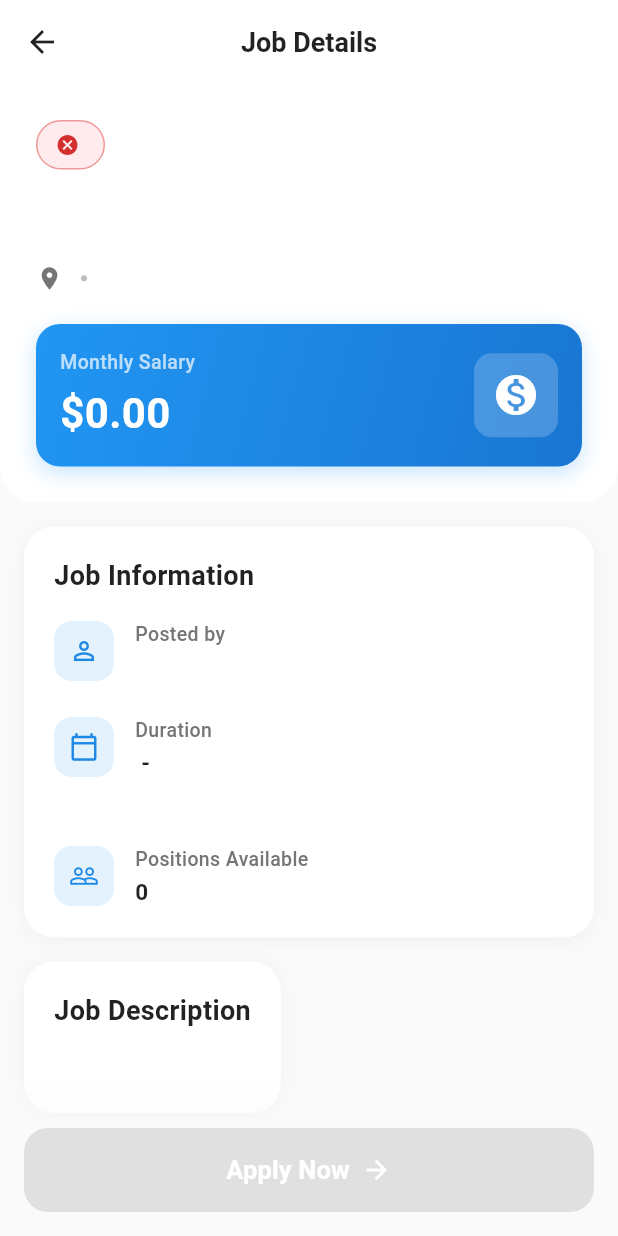
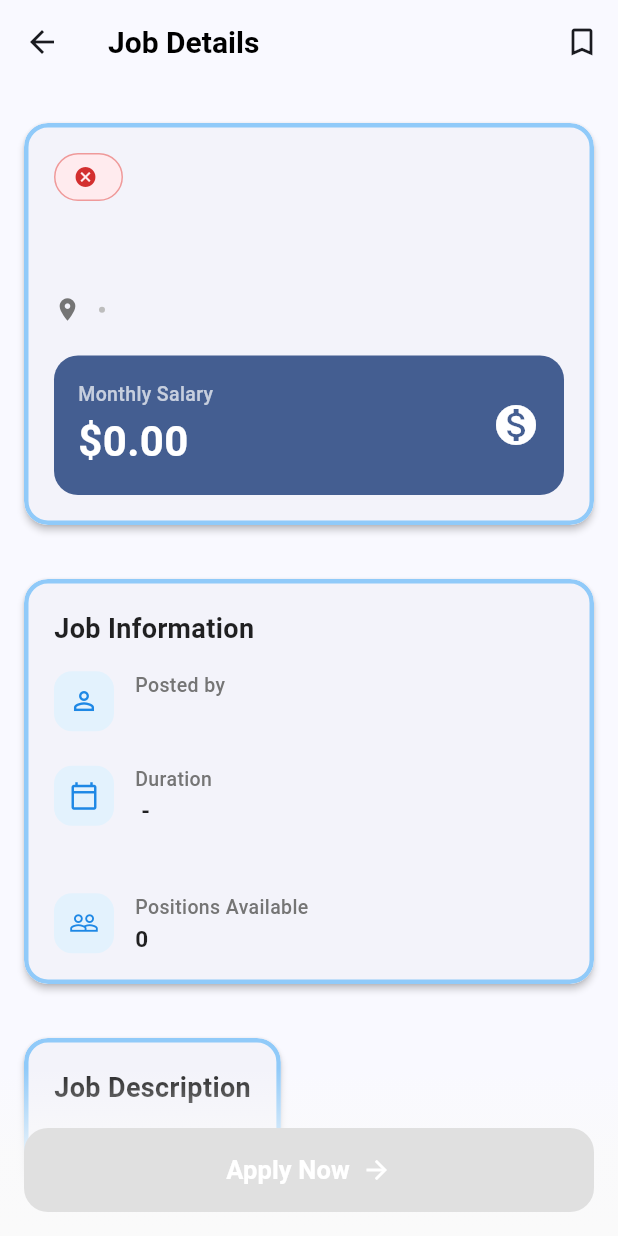
Before and after one commit to BEGO003/Seasonal-job-matching-platform-, a Flutter app: the JobView screen opened directly with empty values, on a phone screen of 412 x 824 dp. Run offline on Flutter 3.47's test engine with Material 3 defaults, Android fonts, the light colour scheme and no system bars; our stand-ins replace dio, flutter_riverpod, flutter_secure_storage, freezed_annotation; accounts and stored records are empty; network calls fail.

Commit message:
Refactor job application and favorites functionality, implement AppCard for UI consistency, and enhance personal information service. Add apply for job use case and repository, update application logic, and improve error handling across various screens.

```diff
--- a/lib/main.dart
+++ b/lib/main.dart
@@ -1,6 +1,7 @@
 import 'package:flutter/material.dart';
 import 'package:flutter_riverpod/flutter_riverpod.dart';
 import 'package:job_seeker/screens/layout_screen.dart';
+import 'package:job_seeker/theme/app_theme.dart';
 
 void main() {
   runApp(const ProviderScope(child: MyApp()));
@@ -14,6 +15,7 @@ class MyApp extends StatelessWidget {
   Widget build(BuildContext context) {
     return MaterialApp(
       debugShowCheckedModeBanner: false,
+      theme: AppTheme.light(),
       home: const LayoutScreen(),
     );
   }
--- a/lib/providers/applications_screen_providers/applications_provider.dart
+++ b/lib/providers/applications_screen_providers/applications_provider.dart
@@ -1,5 +1,6 @@
 import 'package:flutter_riverpod/flutter_riverpod.dart';
 import 'package:job_seeker/core/dio_provider.dart';
+import 'package:job_seeker/providers/profile_screen_providers/personal_information_notifier.dart';
 import 'package:job_seeker/services/applications_screen_services/applications_service.dart';
 
 final applicationsProvider = AsyncNotifierProvider<ApplicationsNotifier, List<ApplicationWithJob>>(
@@ -8,11 +9,12 @@ final applicationsProvider = AsyncNotifierProvider<ApplicationsNotifier, List<Ap
 
 class ApplicationsNotifier extends AsyncNotifier<List<ApplicationWithJob>> {
   late final ApplicationsService _service = ref.read(applicationsServiceProvider);
-  static const _demoUserId = '1'; // update to use logged-in user ID as needed
 
   @override
   Future<List<ApplicationWithJob>> build() async {
-    return _service.getApplicationsForUser(_demoUserId);
+    // React to user changes; rebuild when personal info updates
+    final user = await ref.watch(personalInformationProvider.future);
+    return _service.getApplicationsForUser(user.id);
   }
 }
 
--- a/lib/screens/applications_screen.dart
+++ b/lib/screens/applications_screen.dart
@@ -4,7 +4,7 @@ import 'package:job_seeker/providers/applications_screen_providers/applications_
 import 'package:job_seeker/services/applications_screen_services/applications_service.dart';
 import 'package:job_seeker/widgets/common/async_value_view.dart';
 import 'package:job_seeker/screens/applications_detail_screen.dart';
-import 'package:job_seeker/widgets/common/glass_container.dart';
+import 'package:job_seeker/widgets/common/app_card.dart';
 
 class ApplicationsScreen extends ConsumerWidget {
   const ApplicationsScreen({super.key});
@@ -54,7 +54,7 @@ class ApplicationCardWidget extends StatelessWidget {
     return InkWell(
         borderRadius: BorderRadius.circular(16),
         onTap: onTap,
-        child: GlassContainer(
+        child: AppCard(
           padding: const EdgeInsets.all(18.0),
           child: Column(
             crossAxisAlignment: CrossAxisAlignment.start,
--- /dev/null
+++ b/lib/widgets/common/app_card.dart
@@ -0,0 +1,33 @@
+import 'package:flutter/material.dart';
+
+class AppCard extends StatelessWidget {
+  final Widget child;
+  final EdgeInsetsGeometry padding;
+  final EdgeInsetsGeometry? margin;
+  final double radius;
+  final double elevation;
+
+  const AppCard({
+    super.key,
+    required this.child,
+    this.padding = const EdgeInsets.all(12),
+    this.margin,
+    this.radius = 16,
+    this.elevation = 2,
+  });
+
+  @override
+  Widget build(BuildContext context) {
+    final outline = Colors.blue.shade200;
+    return Card(
+      elevation: elevation,
+      margin: margin ?? const EdgeInsets.symmetric(vertical: 10, horizontal: 0),
+      shape: RoundedRectangleBorder(
+        borderRadius: BorderRadius.circular(radius),
+        side: BorderSide(color: outline, width: 3),
+
+      ),
+      child: Padding(padding: padding, child: child),
+    );
+  }
+}
--- a/lib/widgets/jobs_screen_widgets/job_view.dart
+++ b/lib/widgets/jobs_screen_widgets/job_view.dart
@@ -1,30 +1,45 @@
 import 'package:flutter/material.dart';
 import 'package:job_seeker/models/jobs_screen_models/job_model.dart';
+import 'package:flutter_riverpod/flutter_riverpod.dart';
+import 'package:job_seeker/providers/jobs_screen_providers/job_apply_provider.dart';
+import 'package:job_seeker/providers/home_screen_providers/favorites_controller.dart';
+import 'package:job_seeker/providers/profile_screen_providers/personal_information_notifier.dart';
+import 'package:job_seeker/widgets/common/app_card.dart';
 
-class JobView extends StatelessWidget {
+class JobView extends ConsumerWidget {
   final JobModel job;
 
-
-  const JobView({
-    super.key,
-    required this.job,
-  });
+  const JobView({super.key, required this.job});
 
   @override
-  Widget build(BuildContext context) {
-    final isOpen = job.status.toLowerCase() == "open";
+  Widget build(BuildContext context, WidgetRef ref) {
+    final isOpen = job.status.toLowerCase() == "active" || job.status == "Active";
+    final appliedValue = ref.watch(jobAppliedProvider(job.id));
+    final applyCtrl = ref.watch(applyControllerProvider);
 
+    final personal = ref.watch(personalInformationProvider);
+    final isFav = personal.maybeWhen(
+      data: (u) => u.favoriteJobs.contains(int.tryParse(job.id) ?? -1),
+      orElse: () => false,
+    );
     return Scaffold(
-      backgroundColor: Colors.grey[50],
       appBar: AppBar(
         title: const Text(
           "Job Details",
-          style: TextStyle(fontWeight: FontWeight.w600, fontSize: 18),
+          style: TextStyle(
+            fontSize: 20,
+            fontWeight: FontWeight.w600,
+            color: Colors.black,
           ),
-        centerTitle: true,
-        elevation: 0,
-        backgroundColor: Colors.white,
-        foregroundColor: Colors.black87,
+        ),
+        actions: [
+          IconButton(
+            onPressed: () {
+              ref.read(favoritesControllerProvider.notifier).toggle(job.id);
+            },
+            icon: Icon(isFav ? Icons.bookmark : Icons.bookmark_border),
+          ),
+        ],
       ),
       body: Stack(
         children: [
@@ -33,22 +48,19 @@ class JobView extends StatelessWidget {
               crossAxisAlignment: CrossAxisAlignment.start,
               children: [
                 // Header Card
-                Container(
-                  width: double.infinity,
-                  padding: const EdgeInsets.all(24),
-                  decoration: const BoxDecoration(
-                    color: Colors.white,
-                    borderRadius: BorderRadius.only(
-                      bottomLeft: Radius.circular(24),
-                      bottomRight: Radius.circular(24),
-                    ),
-                  ),
+                Padding(
+                  padding: const EdgeInsets.fromLTRB(16, 16, 16, 0),
+                  child: AppCard(
+                    padding: const EdgeInsets.all(20),
                     child: Column(
                       crossAxisAlignment: CrossAxisAlignment.start,
                       children: [
                         // Status Badge
                         Container(
-                        padding: const EdgeInsets.symmetric(horizontal: 12, vertical: 6),
+                          padding: const EdgeInsets.symmetric(
+                            horizontal: 12,
+                            vertical: 6,
+                          ),
                           decoration: BoxDecoration(
                             color: isOpen
                                 ? Colors.green.shade50
@@ -101,7 +113,11 @@ class JobView extends StatelessWidget {
                         // Location & Type
                         Row(
                           children: [
-                          Icon(Icons.location_on, size: 18, color: Colors.grey[600]),
+                            Icon(
+                              Icons.location_on,
+                              size: 18,
+                              color: Colors.grey[600],
+                            ),
                             const SizedBox(width: 4),
                             Text(
                               job.location,
@@ -121,7 +137,7 @@ class JobView extends StatelessWidget {
                               ),
                             ),
                             const SizedBox(width: 8),
-                          if(job.type != '')
+                            if (job.type != '')
                               Text(
                                 job.type!,
                                 style: TextStyle(
@@ -138,19 +154,8 @@ class JobView extends StatelessWidget {
                         Container(
                           padding: const EdgeInsets.all(16),
                           decoration: BoxDecoration(
-                          gradient: LinearGradient(
-                            colors: [Colors.blue.shade500, Colors.blue.shade700],
-                            begin: Alignment.topLeft,
-                            end: Alignment.bottomRight,
-                          ),
+                            color: Theme.of(context).colorScheme.primary,
                             borderRadius: BorderRadius.circular(16),
-                          boxShadow: [
-                            BoxShadow(
-                              color: Colors.blue.shade200.withValues(alpha: 0.5),
-                              blurRadius: 12,
-                              offset: const Offset(0, 4),
-                            ),
-                          ],
                           ),
                           child: Row(
                             mainAxisAlignment: MainAxisAlignment.spaceBetween,
@@ -177,17 +182,10 @@ class JobView extends StatelessWidget {
                                   ),
                                 ],
                               ),
-                            Container(
-                              padding: const EdgeInsets.all(12),
-                              decoration: BoxDecoration(
-                                color: Colors.white.withValues(alpha: 0.2),
-                                borderRadius: BorderRadius.circular(12),
-                              ),
-                              child: const Icon(
+                              const Icon(
                                 Icons.monetization_on,
                                 color: Colors.white,
                                 size: 32,
-                              ),
                               ),
                             ],
                           ),
@@ -195,24 +193,14 @@ class JobView extends StatelessWidget {
                       ],
                     ),
                   ),
-
+                ),
                 const SizedBox(height: 16),
 
                 // Job Details Section
-                Container(
-                  margin: const EdgeInsets.symmetric(horizontal: 16),
+                Padding(
+                  padding: const EdgeInsets.symmetric(horizontal: 16),
+                  child: AppCard(
                     padding: const EdgeInsets.all(20),
-                  decoration: BoxDecoration(
-                    color: Colors.white,
-                    borderRadius: BorderRadius.circular(20),
-                    boxShadow: [
-                      BoxShadow(
-                        color: Colors.black.withValues(alpha: 0.04),
-                        blurRadius: 10,
-                        offset: const Offset(0, 2),
-                      ),
-                    ],
-                  ),
                     child: Column(
                       crossAxisAlignment: CrossAxisAlignment.start,
                       children: [
@@ -239,7 +227,7 @@ class JobView extends StatelessWidget {
                         ),
                         // const Divider(height: 24),
                         const SizedBox(height: 22),
-                      if(job.workArrangement != '')
+                        if (job.workArrangement != '')
                           _DetailRow(
                             icon: Icons.work_outline,
                             label: "Work Arrangement",
@@ -255,24 +243,15 @@ class JobView extends StatelessWidget {
                       ],
                     ),
                   ),
+                ),
 
                 const SizedBox(height: 16),
 
                 // Description Section
-                Container(
-                  margin: const EdgeInsets.symmetric(horizontal: 16),
+                Padding(
+                  padding: const EdgeInsets.symmetric(horizontal: 16),
+                  child: AppCard(
                     padding: const EdgeInsets.all(20),
-                  decoration: BoxDecoration(
-                    color: Colors.white,
-                    borderRadius: BorderRadius.circular(20),
-                    boxShadow: [
-                      BoxShadow(
-                        color: Colors.black.withValues(alpha: 0.04),
-                        blurRadius: 10,
-                        offset: const Offset(0, 2),
-                      ),
-                    ],
-                  ),
                     child: Column(
                       crossAxisAlignment: CrossAxisAlignment.start,
                       children: [
@@ -294,6 +273,7 @@ class JobView extends StatelessWidget {
                           ),
                         ),
                       ],
+                    ),
                   ),
                 ),
 
@@ -323,9 +303,11 @@ class JobView extends StatelessWidget {
                   width: double.infinity,
                   height: 56,
                   child: ElevatedButton(
-                    onPressed: isOpen ? () {
-                      // TODO: handle apply logic
-                    } : null,
+                    onPressed: (isOpen && appliedValue.value != true && !applyCtrl.isLoading)
+                        ? () async {
+                            await _showApplyDialog(context, ref, job.id);
+                          }
+                        : null,
                     style: ElevatedButton.styleFrom(
                       backgroundColor: Colors.blue.shade600,
                       disabledBackgroundColor: Colors.grey.shade300,
@@ -338,16 +320,31 @@ class JobView extends StatelessWidget {
                     child: Row(
                       mainAxisAlignment: MainAxisAlignment.center,
                       children: [
-                        const Text(
-                          "Apply Now",
+                        if (applyCtrl.isLoading) ...[
+                          const SizedBox(
+                            width: 18,
+                            height: 18,
+                            child: CircularProgressIndicator(
+                              strokeWidth: 2,
+                              valueColor: AlwaysStoppedAnimation<Color>(Colors.white),
+                            ),
+                          ),
+                        ] else ...[
+                          Text(
+                            appliedValue.value == true ? "Applied" : "Apply Now",
                             style: TextStyle(
                               fontSize: 17,
                               fontWeight: FontWeight.w600,
                               color: Colors.white,
                             ),
                           ),
+                        ],
                         const SizedBox(width: 8),
-                        const Icon(Icons.arrow_forward, size: 20, color: Colors.white),
+                        const Icon(
+                          Icons.arrow_forward,
+                          size: 20,
+                          color: Colors.white,
+                        ),
                       ],
                     ),
                   ),
@@ -413,3 +410,71 @@ class _DetailRow extends StatelessWidget {
     );
   }
 }
+
+Future<void> _showApplyDialog(BuildContext context, WidgetRef ref, String jobId) async {
+  final controller = TextEditingController();
+  final formKey = GlobalKey<FormState>();
+  String? errorText;
+  await showDialog(
+    context: context,
+    builder: (ctx) {
+      return StatefulBuilder(
+        builder: (context, setState) {
+          return AlertDialog(
+            title: const Text('Apply for this job'),
+            content: Form(
+              key: formKey,
+              child: TextFormField(
+                controller: controller,
+                maxLines: 5,
+                decoration: InputDecoration(
+                  labelText: 'Describe yourself',
+                  hintText: 'Tell the employer why you are a great fit...',
+                  errorText: errorText,
+                  border: OutlineInputBorder(borderRadius: BorderRadius.circular(12)),
+                  alignLabelWithHint: true,
+                ),
+                validator: (v) {
+                  if (v == null || v.trim().isEmpty) {
+                    return 'Description cannot be empty';
+                  }
+                  return null;
+                },
+              ),
+            ),
+            actions: [
+              TextButton(
+                onPressed: () => Navigator.of(context).pop(),
+                child: const Text('Cancel'),
+              ),
+              FilledButton(
+                onPressed: () async {
+                  if (!(formKey.currentState?.validate() ?? false)) {
+                    setState(() => errorText = 'Description cannot be empty.');
+                    return;
+                  }
+                  try {
+                    await ref.read(applyControllerProvider.notifier).apply(jobId: jobId, description: controller.text.trim());
+                    if (context.mounted) {
+                      Navigator.of(context).pop();
+                      ScaffoldMessenger.of(context).showSnackBar(
+                        const SnackBar(content: Text('Application submitted successfully.')),
+                      );
+                    }
+                  } catch (e) {
+                    if (context.mounted) {
+                      ScaffoldMessenger.of(context).showSnackBar(
+                        SnackBar(content: Text('Failed to apply: $e')),
+                      );
+                    }
+                  }
+                },
+                child: const Text('Submit'),
+              ),
+            ],
+          );
+        },
+      );
+    },
+  );
+}
--- a/lib/widgets/profile_screen_widgets/profile_info_card.dart
+++ b/lib/widgets/profile_screen_widgets/profile_info_card.dart
@@ -2,7 +2,7 @@ import 'package:flutter/material.dart';
 import 'package:flutter_riverpod/flutter_riverpod.dart';
 import 'package:job_seeker/constants/constants.dart';
 import 'package:job_seeker/providers/profile_screen_providers/personal_information_notifier.dart';
-import 'package:job_seeker/widgets/common/glass_container.dart';
+import 'package:job_seeker/widgets/common/app_card.dart';
 
 class ProfileInfoCard extends ConsumerWidget {
   final IconData icon;
@@ -197,7 +197,7 @@ class ProfileInfoCard extends ConsumerWidget {
             InkWell(
               onTap: onTap,
               borderRadius: BorderRadius.circular(12.0),
-              child: GlassContainer(
+              child: AppCard(
                 padding: const EdgeInsets.symmetric(
                   horizontal: 16.0,
                   vertical: 12.0,
```
Also changed, not shown: db.json (+38 -2 lines), lib/data/repositories/applications_repository.dart (added, +46 -0 lines), lib/domain/usecases/apply_for_job_use_case.dart (added, +14 -0 lines), lib/providers/home_screen_providers/favorites_controller.dart (added, +36 -0 lines), lib/providers/jobs_screen_providers/job_apply_provider.dart (added, +67 -0 lines), lib/screens/Profile/profile_screen.dart (+2 -6 lines), lib/screens/applications_detail_screen.dart (+4 -6 lines), lib/screens/jobs_screen.dart (+4 -7 lines), lib/services/profile_screen_services/personal_information_service.dart (+8 -0 lines), lib/theme/app_theme.dart (added, +39 -0 lines), lib/widgets/jobs_screen_widgets/job_card.dart (+4 -3 lines). Lines whose indentation alone changed are shown as unchanged.
